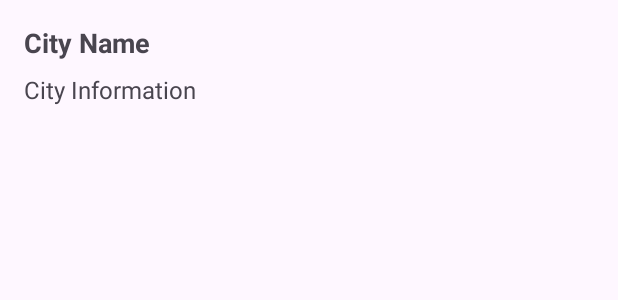
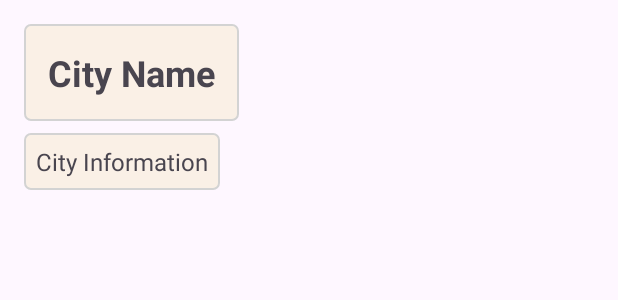
Before and after one commit to cleanerkkk/map, an Android app: the layout dialog_city_info.xml on its own in the app's theme, with its tools: preview values and no code run, on a phone screen of 412 x 824 dp. Shown: the top 300 px of the screen. Run offline under Robolectric (Android 15) with nearby library versions, the phone set to English and light mode, and no system bars.

Commit message:
样式更新

```diff
--- /dev/null
+++ b/app/src/main/res/anim/fade_in.xml
@@ -0,0 +1,4 @@
+<?xml version="1.0" encoding="utf-8"?>
+<set xmlns:android="http://schemas.android.com/apk/res/android">
+
+</set>
--- /dev/null
+++ b/app/src/main/res/drawable/textview_bg.xml
@@ -0,0 +1,12 @@
+<shape xmlns:android="http://schemas.android.com/apk/res/android">
+    <solid android:color="#FAF0E6" /> <!-- 类似纸张的浅米色 -->
+    <corners android:radius="4dp" /> <!-- 圆角纸张效果 -->
+    <stroke
+        android:width="1dp"
+        android:color="#D3D3D3" /> <!-- 边框线 -->
+    <padding
+        android:left="8dp"
+        android:top="8dp"
+        android:right="8dp"
+        android:bottom="8dp" />
+</shape>
--- a/app/src/main/res/layout/dialog_city_info.xml
+++ b/app/src/main/res/layout/dialog_city_info.xml
@@ -10,8 +10,11 @@
         android:layout_width="wrap_content"
         android:layout_height="wrap_content"
         android:text="City Name"
-        android:textSize="18sp"
-        android:textStyle="bold" />
+        android:textSize="24sp"
+        android:textStyle="bold"
+        android:padding="16dp"
+        android:background="@drawable/textview_bg"
+        />
 
     <TextView
         android:id="@+id/tv_city_info"
@@ -19,6 +22,8 @@
         android:layout_height="wrap_content"
         android:text="City Information"
         android:textSize="16sp"
-        android:layout_marginTop="8dp" />
+        android:layout_marginTop="8dp"
+        android:background="@drawable/textview_bg"
+        />
 
 </LinearLayout>
--- a/app/src/main/res/values/strings.xml
+++ b/app/src/main/res/values/strings.xml
@@ -1,4 +1,4 @@
 <resources>
     <string name="app_name">map</string>
-    <string name="input_hint">输出地址</string>
+    <string name="input_hint">请输入地址</string>
 </resources>
--- /dev/null
+++ b/app/src/main/res/values/styles.xml
@@ -0,0 +1,3 @@
+<?xml version="1.0" encoding="utf-8"?>
+
+<resources></resources>
```
Also changed, not shown: app/src/main/java/com/example/map/MainActivity.java (+25 -24 lines), app/src/main/java/com/example/map/utils/CityInfoDialog.java (added, +51 -0 lines), app/src/main/res/drawable/dialog_bg.xml (added, +12 -0 lines), app/src/main/res/drawable/et_bg.xml (+13 -4 lines), app/src/main/res/layout/activity_main.xml (+2 -7 lines).
